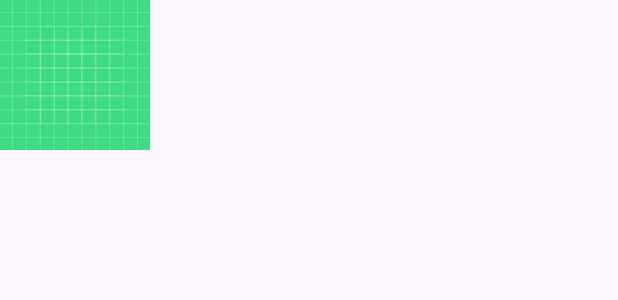
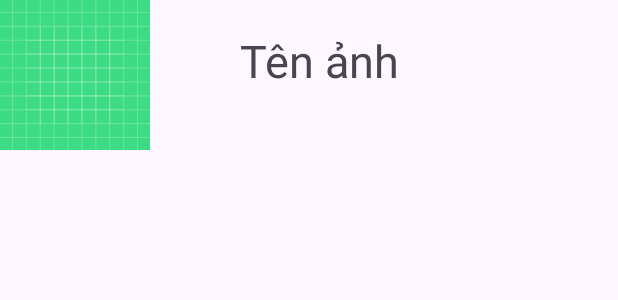
Before and after one commit to baptt123/MusicAPP, an Android app: the layout listview_search_item.xml on its own in the app's theme, with its tools: preview values and no code run, on a phone screen of 412 x 824 dp. Shown: the top 300 px of the screen. Run offline under Robolectric (Android 15) with nearby library versions, the phone set to English and light mode, and no system bars.

Commit message:
chinh sua chuc nang tim kiem

```diff
--- a/app/src/main/java/com/example/appnghenhac/activity/SearchActivity.java
+++ b/app/src/main/java/com/example/appnghenhac/activity/SearchActivity.java
@@ -62,7 +62,9 @@ public class SearchActivity extends AppCompatActivity {
         ArrayList<MusicForSearch> arrayList = new ArrayList<>();
         for (int i = 0; i < jsonArray.size(); i++) {
             MusicForSearch music = new MusicForSearch();
-            String link_img = jsonArray.get(i).getAsString();
+            String name = jsonArray.get(i).getAsJsonObject().get("name").getAsString();
+            music.setName(name);
+            String link_img = jsonArray.get(i).getAsJsonObject().get("img").getAsString();
             music.setImg(link_img);
             arrayList.add(music);
         }
--- a/app/src/main/res/layout/listview_search_item.xml
+++ b/app/src/main/res/layout/listview_search_item.xml
@@ -7,9 +7,9 @@
     >
 <!--custom listview cho fragment search-->
     <LinearLayout
-        android:layout_width="250dp"
+        android:layout_width="match_parent"
         android:layout_height="250dp"
-        android:orientation="vertical"
+        android:orientation="horizontal"
         android:id="@+id/fragment_listview_search">
         <ImageView
             android:id="@+id/item_search_image_song"
@@ -18,14 +18,16 @@
             android:src="@drawable/ic_launcher_background">
 
         </ImageView>
-<!--            <TextView-->
-<!--                android:id="@+id/textview_name_song"-->
-<!--                android:layout_width="wrap_content"-->
-<!--                android:layout_height="wrap_content"-->
-<!--                android:text="Tên ảnh"-->
-<!--                android:textSize="30dp">-->
+            <TextView
+                android:id="@+id/textview_name_song"
+                android:layout_width="wrap_content"
+                android:layout_height="wrap_content"
+                android:layout_marginLeft="60dp"
+                android:layout_marginTop="20dp"
+                android:text="Tên ảnh"
+                android:textSize="30dp">
 
-<!--            </TextView>-->
+            </TextView>
     </LinearLayout>
 
 
```
Also changed, not shown: app/src/main/AndroidManifest.xml (+4 -4 lines), app/src/main/java/com/example/appnghenhac/activity/UploadFileActivity.java (+9 -2 lines), app/src/main/java/com/example/appnghenhac/adapter/ListSearchAdapter.java (+10 -5 lines), app/src/main/java/com/example/appnghenhac/asynctask/AsyncTaskSearch.java (+32 -31 lines), app/src/main/java/com/example/appnghenhac/model/MusicForSearch.java (+13 -0 lines).
